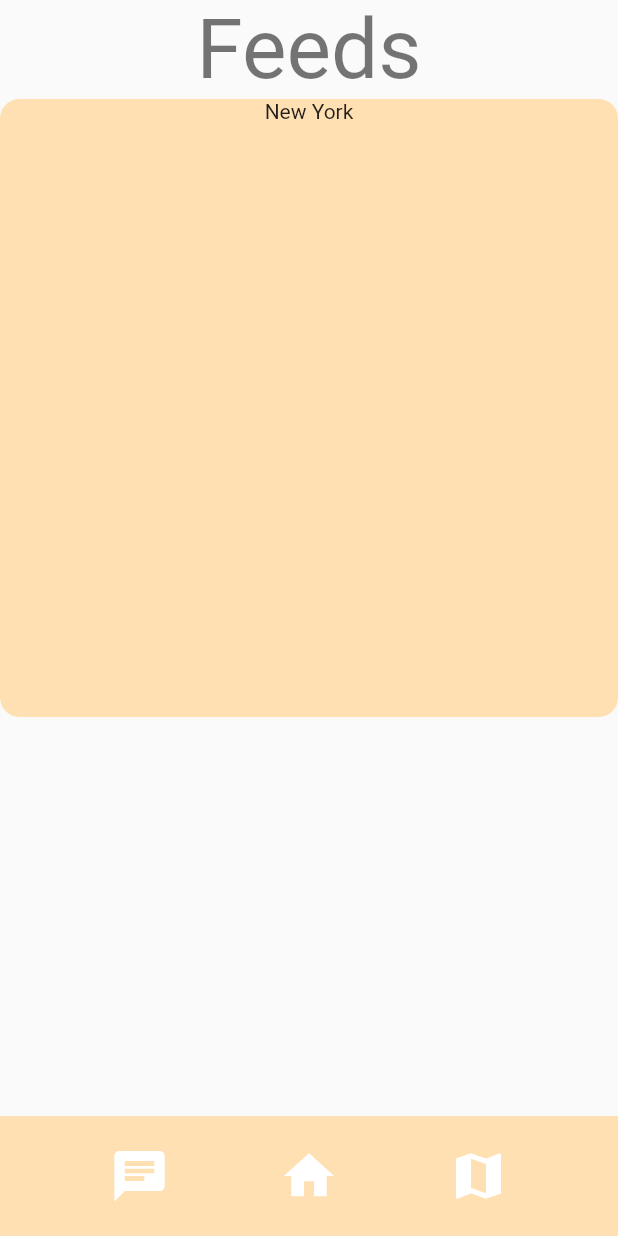
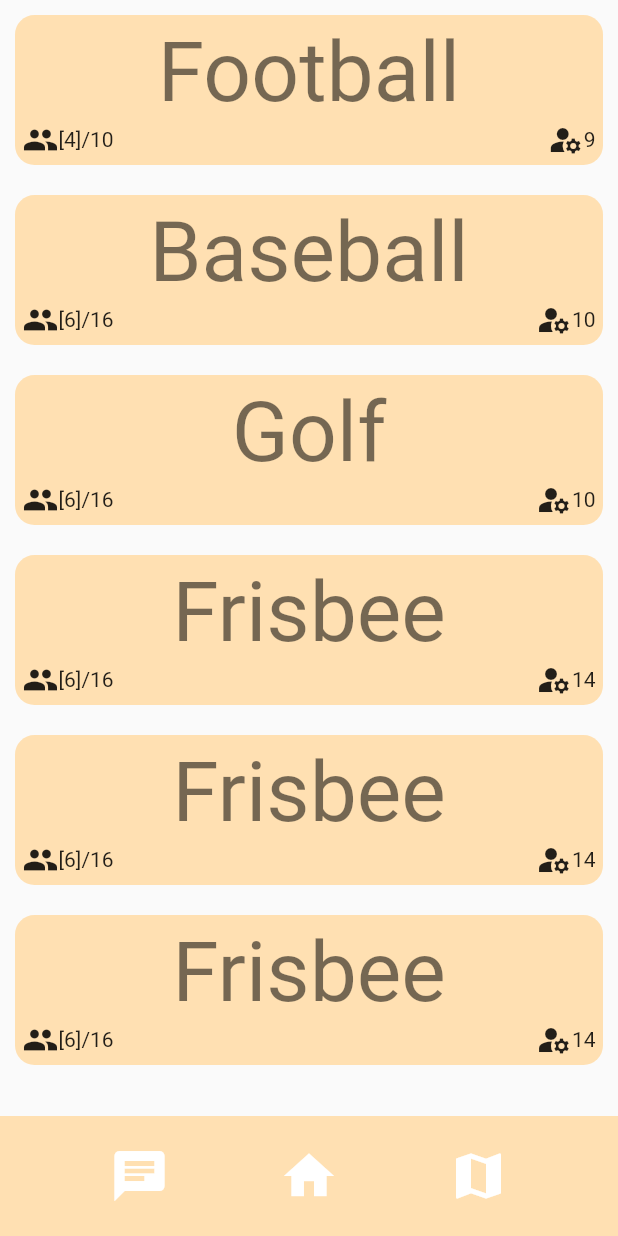
Before and after one commit to InternationalProjectOamk-1/Application, a Flutter app: the screen it shows after launch, on a phone screen of 412 x 824 dp. Run offline on Flutter 3.47's test engine with Material 2 defaults, Android fonts, the phone set to English and light mode, and no system bars.

Commit message:
feed list works with dummy db without update function

```diff
--- /dev/null
+++ b/lib/data/events.dart
@@ -0,0 +1,92 @@
+const event_data = [
+  {
+    "id": 1,
+    "description": "Played at the stadium.",
+    "interests": [3],
+    "members": [4],
+    "title": "Football",
+    "locationBased": true,
+    "latitude": 40.7127281,
+    "longitude": -74.0060152,
+    "hostID": 9,
+    "maxPeople": 10,
+    "minPeople": 2,
+    "startEvent": "2022-03-22T08:39:02.619Z",
+    "hasStarted": true
+  },
+  {
+    "id": 2,
+    "description": "Played at the stadium.",
+    "interests": [8],
+    "members": [6],
+    "title": "Baseball",
+    "locationBased": true,
+    "latitude": 40.7127281,
+    "longitude": -74.0060152,
+    "hostID": 10,
+    "maxPeople": 16,
+    "minPeople": 2,
+    "startEvent": "2022-03-22T08:39:02.619Z",
+    "hasStarted": true
+  },
+  {
+    "id": 3,
+    "description": "Played at the stadium.",
+    "interests": [8],
+    "members": [6],
+    "title": "Golf",
+    "locationBased": true,
+    "latitude": 40.7127281,
+    "longitude": -74.0060152,
+    "hostID": 10,
+    "maxPeople": 16,
+    "minPeople": 2,
+    "startEvent": "2022-03-22T08:39:02.619Z",
+    "hasStarted": true
+  },
+  {
+    "id": 4,
+    "description": "Played at the stadium.",
+    "interests": [8],
+    "members": [6],
+    "title": "Frisbee",
+    "locationBased": true,
+    "latitude": 40.7127281,
+    "longitude": -74.0060152,
+    "hostID": 14,
+    "maxPeople": 16,
+    "minPeople": 2,
+    "startEvent": "2022-03-22T08:39:02.619Z",
+    "hasStarted": true
+  },
+  {
+    "id": 4,
+    "description": "Played at the stadium.",
+    "interests": [8],
+    "members": [6],
+    "title": "Frisbee",
+    "locationBased": true,
+    "latitude": 40.7127281,
+    "longitude": -74.0060152,
+    "hostID": 14,
+    "maxPeople": 16,
+    "minPeople": 2,
+    "startEvent": "2022-03-22T08:39:02.619Z",
+    "hasStarted": true
+  },
+  {
+    "id": 4,
+    "description": "Played at the stadium.",
+    "interests": [8],
+    "members": [6],
+    "title": "Frisbee",
+    "locationBased": true,
+    "latitude": 40.7127281,
+    "longitude": -74.0060152,
+    "hostID": 14,
+    "maxPeople": 16,
+    "minPeople": 2,
+    "startEvent": "2022-03-22T08:39:02.619Z",
+    "hasStarted": true
+  },
+];
--- a/lib/home_screen.dart
+++ b/lib/home_screen.dart
@@ -1,24 +1,10 @@
 import 'package:flutter/material.dart';
+import 'package:mapplication/data/events.dart';
 import 'package:mapplication/widgets/bottom_bar.dart';
+import 'package:mapplication/widgets/event_builder.dart';
 
 class HomeScreen extends StatelessWidget {
   const HomeScreen({Key? key}) : super(key: key);
-
-  static const data = {
-    "id": 1,
-    "description": "City",
-    "interests": [3],
-    "members": [4],
-    "title": "New York",
-    "locationBased": true,
-    "latitude": 40.7127281,
-    "longitude": -74.0060152,
-    "hostID": 9,
-    "maxPeople": 10,
-    "minPeople": 2,
-    "startEvent": "2022-03-22T08:39:02.619Z",
-    "hasStarted": true
-  };
 
   @override
   Widget build(BuildContext context) {
@@ -28,34 +14,11 @@ class HomeScreen extends StatelessWidget {
       body: Stack(
         children: <Widget>[
           SafeArea(
-            child: Column(
-              children: [
-                Container(
-                  alignment: Alignment.center,
-                  child: Text(
-                    "Feeds",
-                    style: Theme.of(context).textTheme.displayMedium,
-                  ),
-                ),
-                Expanded(
-                  child: GridView.count(
-                    crossAxisCount: 1,
-                    children: <Widget>[
-                      Container(
-                        decoration: BoxDecoration(
-                          color: Colors.orange[100],
-                          borderRadius: BorderRadius.circular(13),
-                        ),
-                        child: Column(
-                          children: <Widget>[
-                            Text(data["title"].toString()),
-                          ],
-                        ),
-                      )
-                    ],
-                  ),
-                )
-              ],
+            child: ListView.builder(
+              itemCount: event_data.length,
+              itemBuilder: (context, index) {
+                return EventBuilder(context, index);
+              },
             ),
           )
         ],
--- /dev/null
+++ b/lib/widgets/event_builder.dart
@@ -0,0 +1,54 @@
+import 'package:flutter/material.dart';
+import 'package:mapplication/data/events.dart';
+
+Padding EventBuilder(BuildContext context, int index) {
+  return Padding(
+    padding: const EdgeInsets.all(10.0),
+    child: GestureDetector(
+      onTap: () => showDialog(
+        context: context,
+        builder: (_) => AlertDialog(
+          content: Text(event_data[index].toString()),
+          backgroundColor: Colors.orange[100],
+          actions: [TextButton(onPressed: () {}, child: const Text("Join!"))],
+        ),
+        barrierDismissible: true,
+      ),
+      child: Container(
+        padding: const EdgeInsets.all(5.0),
+        decoration: BoxDecoration(
+          color: Colors.orange[100],
+          borderRadius: BorderRadius.circular(13),
+        ),
+        child: Column(
+          mainAxisAlignment: MainAxisAlignment.center,
+          children: [
+            Text(
+              event_data[index]['title'].toString(),
+              style: Theme.of(context).textTheme.displayMedium,
+            ),
+            Row(
+              mainAxisAlignment: MainAxisAlignment.spaceBetween,
+              children: [
+                Row(
+                  children: [
+                    const Icon(Icons.group),
+                    Text(
+                      '${event_data[index]["members"]}/${event_data[index]["maxPeople"]}',
+                    )
+                  ],
+                ),
+                Row(
+                  children: [
+                    const Icon(Icons.manage_accounts_sharp),
+                    Text('${event_data[index]["hostID"]}'),
+                  ],
+                ),
+              ],
+            )
+          ],
+        ),
+      ),
+    ),
+  );
+}
```
